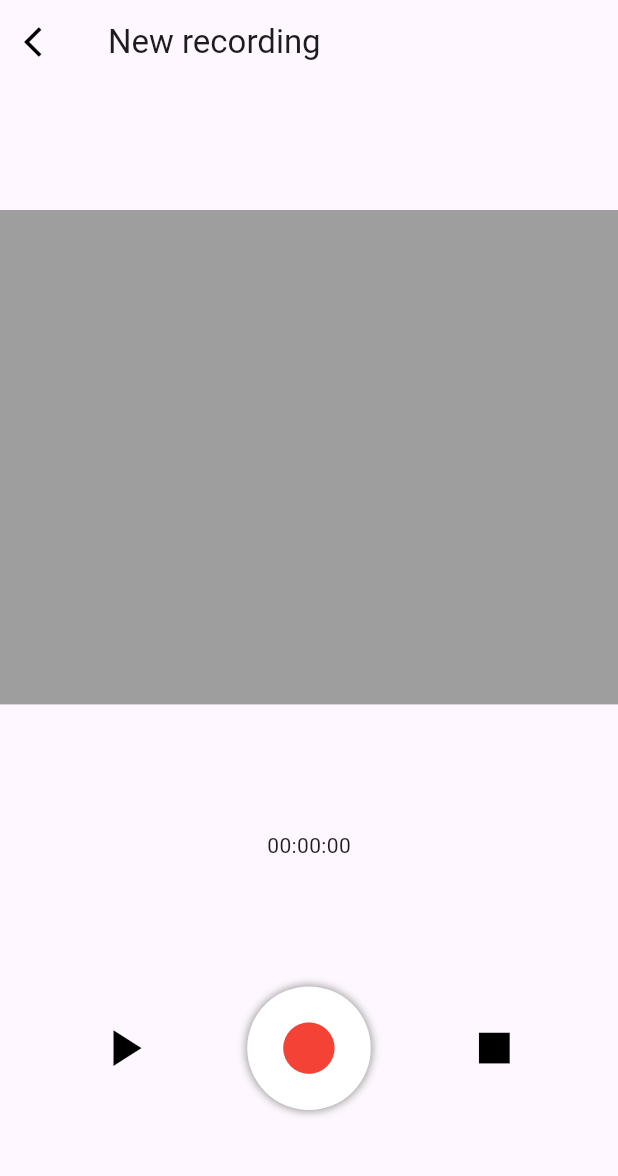
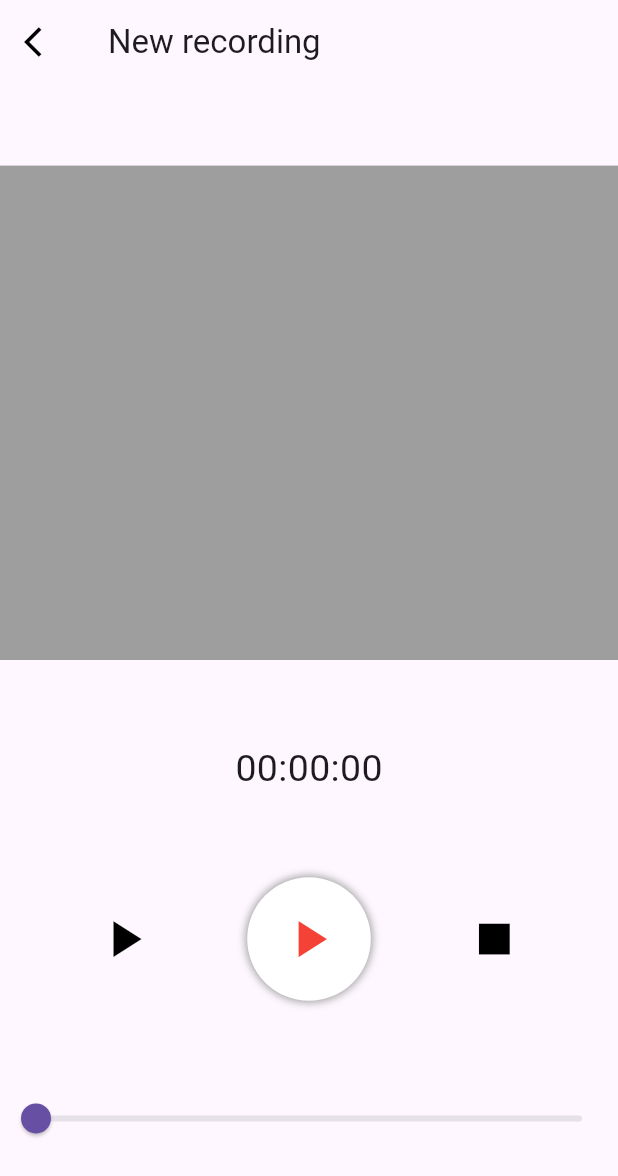
Before and after one commit to sreejithcs007/audiorecorder, a Flutter app: the RecordingpageScreen screen opened directly, after a tap on the "play arrow" icon, on a phone screen of 412 x 824 dp. Shown: the top 1176 px of the screen. Run offline on Flutter 3.47's test engine with Material 3 defaults, Android fonts, the phone set to English and light mode, and no system bars; our stand-ins replace just_audio; missing offline and left inert: record.

Commit message:
Added recording screen voice recorder,start, pause, replay, stop buttons functionalities

```diff
--- a/lib/main.dart
+++ b/lib/main.dart
@@ -2,6 +2,7 @@ import 'package:audiorecorder/screens/homepage/view/homepageview.dart';
 import 'package:flutter/material.dart';
 
 void main() {
+  WidgetsFlutterBinding.ensureInitialized();
   runApp(const MyApp());
 }
 
--- a/lib/screens/homepage/view/homepageview.dart
+++ b/lib/screens/homepage/view/homepageview.dart
@@ -101,7 +101,7 @@ class _HomepageScreenState extends State<HomepageScreen> {
                             )
                           ]
                       ),
-                      child:  Icon(Icons.circle,color: Colors.red,size: MediaQuery.of(context).size.height*.05)),
+                      child:  Icon(Icons.mic,color: Colors.red,size: MediaQuery.of(context).size.height*.05)),
                 ),
               ),
             ),
--- a/lib/screens/recordingpage/view/recordingpage.dart
+++ b/lib/screens/recordingpage/view/recordingpage.dart
@@ -1,58 +1,174 @@
+import 'dart:async';
+
+import 'package:flutter/cupertino.dart';
 import 'package:flutter/material.dart';
+import 'package:flutter/widgets.dart';
+import 'package:just_audio/just_audio.dart';
+import 'package:path_provider/path_provider.dart';
+import 'package:record/record.dart';
 
-class RecordingpageScreen extends StatelessWidget{
+class RecordingpageScreen extends StatefulWidget {
+  @override
+  State<RecordingpageScreen> createState() => _RecordingpageScreenState();
+}
+
+class _RecordingpageScreenState extends State<RecordingpageScreen> {
+  final AudioPlayer _audioPlayer = AudioPlayer();
+  final AudioRecorder _audioRecorder = AudioRecorder();
+
+  bool _isRecording = false;
+  String? _filePath;
+  double _currentPosition = 0;
+  double _totalDuration = 0;
+  late Timer _timer;
+  int _elapsedtime =0;
+
+  @override
+  void dispose() {
+    _audioPlayer.dispose();
+    _audioRecorder.dispose();
+    _timer.cancel();
+    super.dispose();
+  }
+
+  void _startTimer(){
+
+    _timer =Timer.periodic(Duration(seconds: 1), (timer) {
+
+      setState(() {
+        _elapsedtime ++ ;
+      });
+    });
+
+
+  }
+
+  Future<void> _startRecording() async {
+    final bool isPermissionGranted = await _audioRecorder.hasPermission();
+    if (!isPermissionGranted) {
+      return;
+    }
+
+    final directory = await getApplicationDocumentsDirectory();
+    String fileName = "recording_${DateTime.now().millisecondsSinceEpoch}.mp";
+    _filePath = "${directory.path}/$fileName";
+
+    const config = RecordConfig(
+      encoder: AudioEncoder.aacLc,
+      sampleRate: 44100,
+      bitRate: 128000,
+    );
+
+    await _audioRecorder.start(config, path: _filePath!);
+    setState(() {
+      _isRecording = true;
+    });
+    _startTimer();
+  }
+
+  Future<void> _stopRecording() async {
+    final path = _audioRecorder.stop();
+    setState(() {
+      _isRecording = false;
+    });
+    _timer.cancel();
+  }
+
+  Future<void> _playRecording() async {
+    if (_filePath != null) {
+      await _audioPlayer.setFilePath(_filePath!);
+      _totalDuration = _audioPlayer.duration?.inSeconds.toDouble() ?? 0;
+      _audioPlayer.play();
+
+
+      _audioPlayer.positionStream.listen((position) {
+        setState(() {
+          _currentPosition = position.inSeconds.toDouble();
+        });
+      });
+    }
+  }
+
+
   @override
   Widget build(BuildContext context) {
+
+    String timerText = "${(_elapsedtime ~/ 3600).toString().padLeft(2, '0')}:${((_elapsedtime ~/ 60) % 60).toString().padLeft(2, '0')}:${(_elapsedtime % 60).toString().padLeft(2, '0')}";
+
     return Scaffold(
       appBar: AppBar(
-        leading: IconButton(onPressed: (){
+        leading: IconButton(
+            onPressed: () {
               Navigator.pop(context);
-        }, icon: Icon(Icons.arrow_back_ios,color: Colors.black,)),
+            },
+            icon: Icon(
+              Icons.arrow_back_ios,
+              color: Colors.black,
+            )),
         title: Text("New recording "),
       ),
       body: Column(
         mainAxisAlignment: MainAxisAlignment.spaceEvenly,
         children: [
           Container(
-            height: MediaQuery.of(context).size.height*0.4,
+            height: MediaQuery.of(context).size.height * 0.4,
             width: MediaQuery.of(context).size.width,
             color: Colors.grey,
           ),
-
-          Text("00:00:00"),
-
+          Text(timerText,style: TextStyle(fontSize: 25),),
           Row(
             mainAxisAlignment: MainAxisAlignment.spaceEvenly,
             children: [
-              IconButton(onPressed: (){}, icon: Icon(Icons.play_arrow,color: Colors.black,size: MediaQuery.of(context).size.height*.05)),
+              IconButton(
+                  onPressed: () {
+                    !_isRecording ? _playRecording() : null;
+                  },
+                  icon: Icon(Icons.play_arrow,
+                      color: Colors.black,
+                      size: MediaQuery.of(context).size.height * .05)),
               InkWell(
-                onTap: (){
-
+                onTap: () {
+                  _isRecording ? _stopRecording() : _startRecording();
                 },
                 child: Container(
-                  height:  MediaQuery.of(context).size.height*.1,
-                    width: MediaQuery.of(context).size.width*0.2,
+                  height: MediaQuery.of(context).size.height * .1,
+                  width: MediaQuery.of(context).size.width * 0.2,
                   decoration: BoxDecoration(
                       shape: BoxShape.circle,
                       color: Colors.white,
-                        boxShadow:[
+                      boxShadow: [
                         BoxShadow(
-                              color: Colors.grey,
-                              spreadRadius: 1,
-                              blurRadius: 4
-                          )
-                        ]
+                            color: Colors.grey, spreadRadius: 1, blurRadius: 4)
+                      ]),
+                  child:_isRecording==true? Icon(Icons.pause,
+                      color: Colors.red,
+                      size: MediaQuery.of(context).size.height * .05):
+                  Icon(Icons.play_arrow,color: Colors.red,size: MediaQuery.of(context).size.height*.05)
                 ),
-                    child:  Icon(Icons.circle,color: Colors.red,size: MediaQuery.of(context).size.height*.05)),
               ),
-
-              IconButton(onPressed: (){}, icon: Icon(Icons.stop,color: Colors.black,size: MediaQuery.of(context).size.height*.05,))
+              IconButton(
+                  onPressed: () {
+                    _isRecording == true ? _stopRecording() : null;
+                  },
+                  icon: Icon(
+                    Icons.stop,
+                    color: Colors.black,
+                    size: MediaQuery.of(context).size.height * .05,
+                  ))
             ],
-          )
+          ),
+          Slider(
+            value: _currentPosition,
+            max: _totalDuration,
+            onChanged: (value) {
+              setState(() {
+                _currentPosition = value;
+              });
+              _audioPlayer.seek(Duration(seconds: value.toInt()));
+            },
+          ),
         ],
       ),
     );
   }
-
-
 }
```
Also changed, not shown: pubspec.yaml (+8 -0 lines), pubspec.lock, 7 other files. Lines whose indentation alone changed are shown as unchanged.
